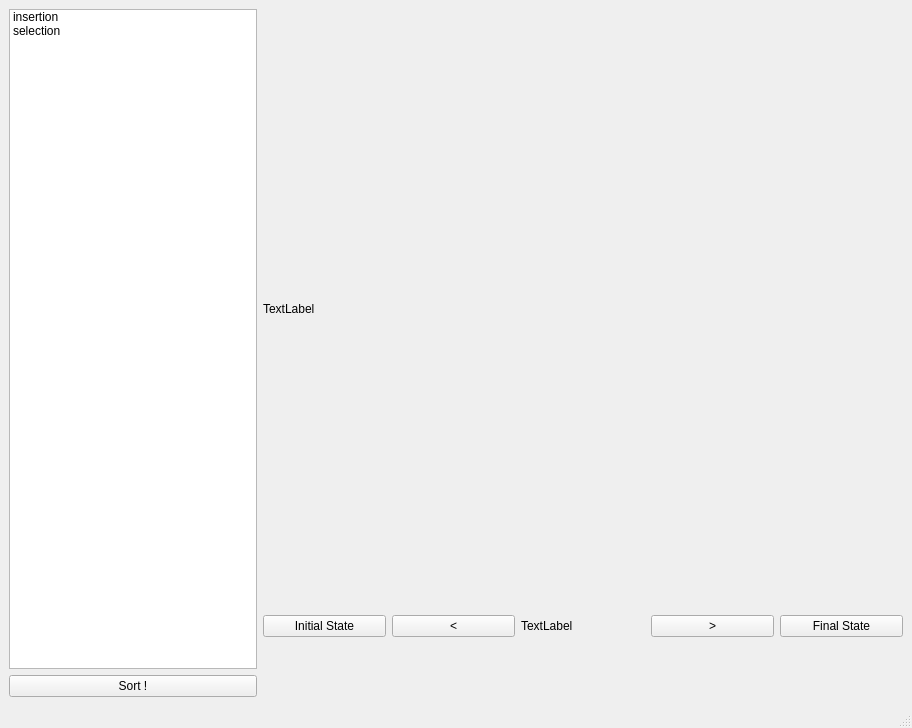
This is layout.ui in HugoTLR/Algorithm as Qt 5 draws it before an edit. The edited form follows.
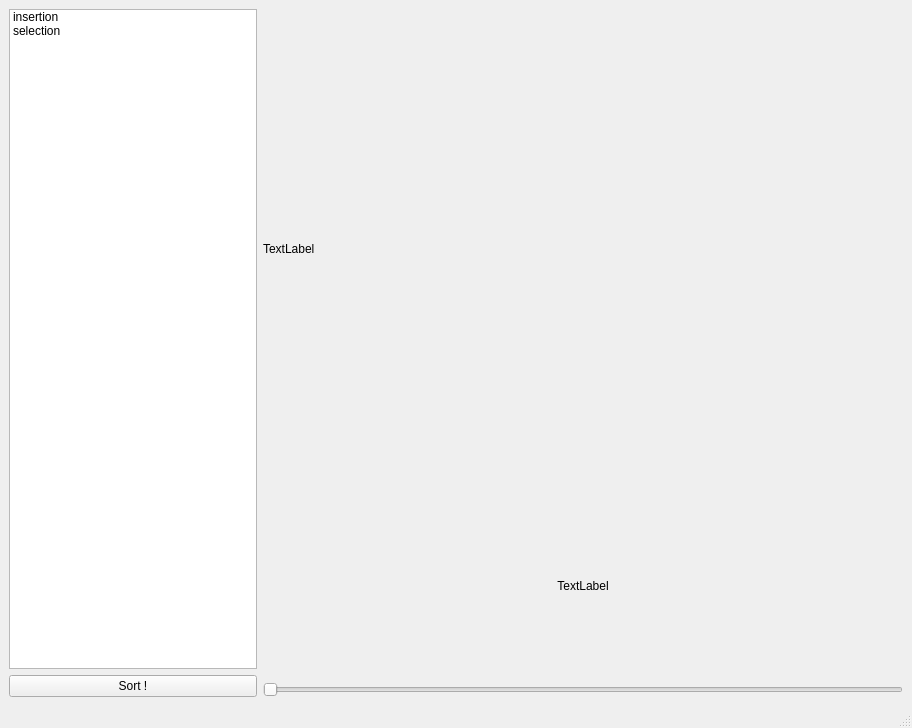
This is the edited form.

Commit message: Slider is better

The edit to the form file:
```diff
--- a/layout.ui
+++ b/layout.ui
@@ -70,39 +70,21 @@
          </widget>
         </item>
         <item>
-         <layout class="QHBoxLayout" name="horizontalLayout_3">
-          <item>
-           <widget class="QPushButton" name="btn_ini">
-            <property name="text">
-             <string>Initial State</string>
-            </property>
-           </widget>
-          </item>
-          <item>
-           <widget class="QPushButton" name="btn_step_b">
-            <property name="text">
-             <string>&lt;</string>
-            </property>
-           </widget>
-          </item>
+         <layout class="QVBoxLayout" name="verticalLayout_3" stretch="50,0">
           <item>
            <widget class="QLabel" name="lbl_step">
             <property name="text">
              <string>TextLabel</string>
             </property>
-           </widget>
-          </item>
-          <item>
-           <widget class="QPushButton" name="btn_step_f">
-            <property name="text">
-             <string>&gt;</string>
+            <property name="alignment">
+             <set>Qt::AlignCenter</set>
             </property>
            </widget>
           </item>
           <item>
-           <widget class="QPushButton" name="btn_fin">
-            <property name="text">
-             <string>Final State</string>
+           <widget class="QSlider" name="sld_steps">
+            <property name="orientation">
+             <enum>Qt::Horizontal</enum>
             </property>
            </widget>
           </item>
```
Left out of the diff: 57 changed lines with no effect on the pictures. The commit also changes 4 other files.
